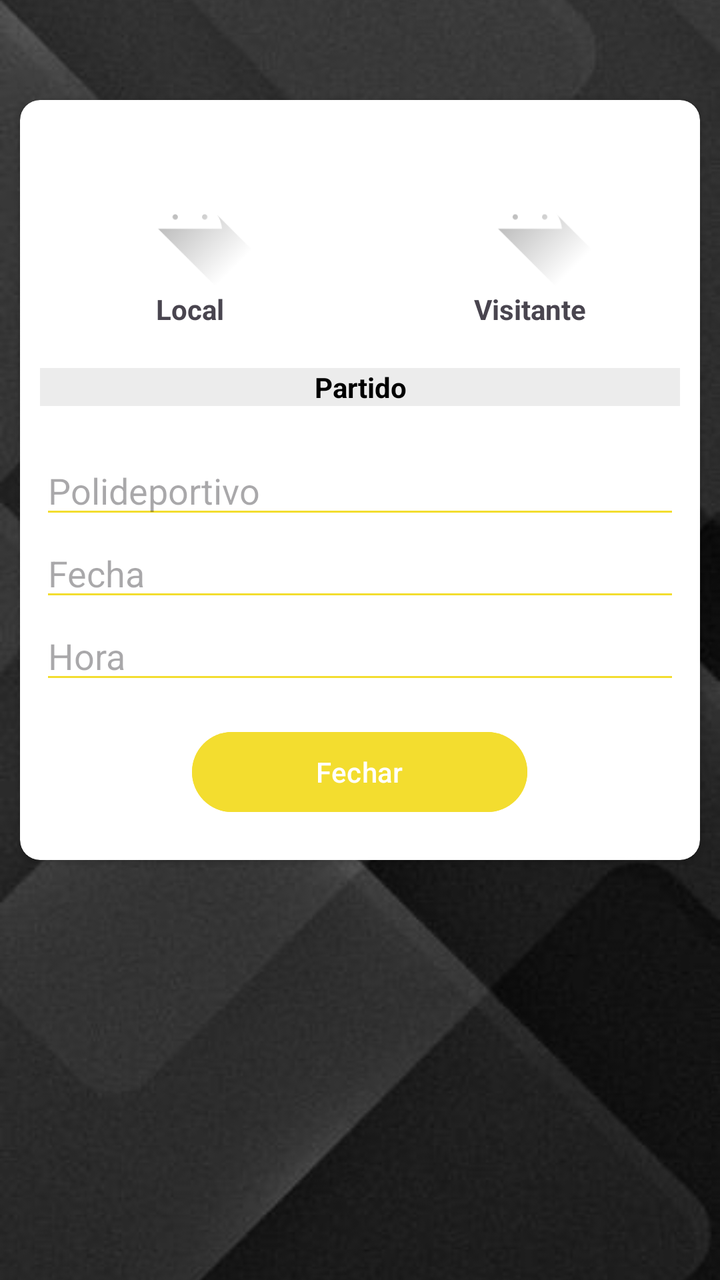
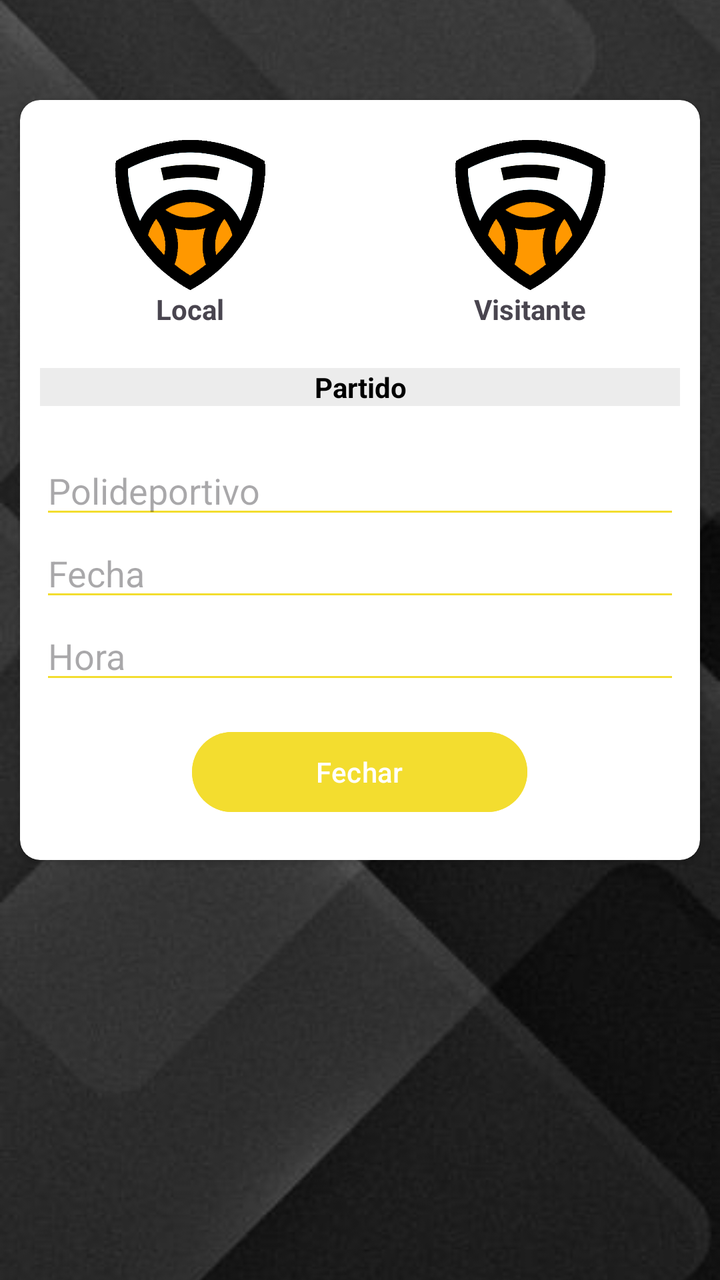

Compare the two renders of this Android layout. The source of the first and the diff that turns it into the second are given below.
<!-- AndroidManifest.xml: application theme Theme.UBB_estadistica -->
<!-- res/layout/fragment_fechar_partido.xml -->
<?xml version="1.0" encoding="utf-8"?>
<androidx.constraintlayout.widget.ConstraintLayout xmlns:android="http://schemas.android.com/apk/res/android"
    xmlns:app="http://schemas.android.com/apk/res-auto"
    xmlns:tools="http://schemas.android.com/tools"
    android:id="@+id/frameLayout"
    android:layout_width="match_parent"
    android:layout_height="match_parent"
    tools:context=".partido.FecharPartidoFragment" >

    <ImageView
        android:id="@+id/imageView2"
        android:layout_width="0dp"
        android:layout_height="0dp"
        android:scaleType="centerCrop"
        android:src="@drawable/fondo_pantalla3"
        app:layout_constraintBottom_toBottomOf="parent"
        app:layout_constraintEnd_toEndOf="parent"
        app:layout_constraintStart_toStartOf="parent"
        app:layout_constraintTop_toTopOf="parent" />

    <ScrollView
        android:layout_width="match_parent"
        android:layout_height="match_parent"
        app:layout_constraintBottom_toBottomOf="parent"
        app:layout_constraintEnd_toEndOf="parent"
        app:layout_constraintStart_toStartOf="parent"
        app:layout_constraintTop_toTopOf="parent">

        <androidx.constraintlayout.widget.ConstraintLayout
            android:layout_width="match_parent"
            android:layout_height="wrap_content">

            <androidx.constraintlayout.widget.ConstraintLayout
                android:layout_width="match_parent"
                android:layout_height="match_parent"
                app:layout_constraintBottom_toBottomOf="parent"
                app:layout_constraintEnd_toEndOf="parent"
                app:layout_constraintStart_toStartOf="parent"
                app:layout_constraintTop_toTopOf="parent">

                <androidx.cardview.widget.CardView
                    android:layout_width="match_parent"
                    android:layout_height="wrap_content"
                    android:layout_marginStart="10dp"
                    android:layout_marginTop="50dp"
                    android:layout_marginEnd="10dp"
                    android:layout_marginBottom="50dp"
                    app:cardCornerRadius="10sp"
                    app:layout_constraintBottom_toBottomOf="parent"
                    app:layout_constraintEnd_toEndOf="parent"
                    app:layout_constraintStart_toStartOf="parent"
                    app:layout_constraintTop_toTopOf="parent">

                    <LinearLayout
                        android:layout_width="match_parent"
                        android:layout_height="match_parent"
                        android:layout_marginLeft="10sp"
                        android:layout_marginTop="20sp"
                        android:layout_marginRight="10sp"
                        android:layout_marginBottom="20sp"
                        android:orientation="vertical">

                        <LinearLayout
                            android:layout_width="match_parent"
                            android:layout_height="match_parent"
                            android:layout_marginBottom="20sp"
                            android:orientation="horizontal">

                            <LinearLayout
                                android:layout_width="75dp"
                                android:layout_height="wrap_content"
                                android:layout_marginRight="10sp"
                                android:layout_weight="1"
                                android:orientation="vertical">

                                <ImageView
                                    android:id="@+id/imageEELocal"
                                    android:layout_width="match_parent"
                                    android:layout_height="75dp"
                                    android:src="@drawable/ic_launcher_foreground" />

                                <TextView
                                    android:id="@+id/txtEENombreLocal"
                                    android:layout_width="match_parent"
                                    android:layout_height="wrap_content"
                                    android:text="Local"
                                    android:textAlignment="center"
                                    android:textStyle="bold" />
                            </LinearLayout>

                            <LinearLayout
                                android:layout_width="75dp"
                                android:layout_height="wrap_content"
                                android:layout_marginLeft="10sp"
                                android:layout_weight="1"
                                android:orientation="vertical">

                                <ImageView
                                    android:id="@+id/imageEEVisitante"
                                    android:layout_width="match_parent"
                                    android:layout_height="75dp"
                                    android:src="@drawable/ic_launcher_foreground" />

                                <TextView
                                    android:id="@+id/txtEENombreVisitante"
                                    android:layout_width="match_parent"
                                    android:layout_height="wrap_content"
                                    android:text="Visitante"
                                    android:textAlignment="center"
                                    android:textStyle="bold" />
                            </LinearLayout>

                        </LinearLayout>

                        <TextView
                            android:id="@+id/txtEEJornada"
                            android:layout_width="match_parent"
                            android:layout_height="wrap_content"
                            android:layout_marginBottom="20sp"
                            android:background="#ECECEC"
                            android:text="Partido"
                            android:textAlignment="center"
                            android:textColor="@color/black"
                            android:textStyle="bold" />

                        <EditText
                            android:id="@+id/txtEEPolideportivo"
                            android:layout_width="match_parent"
                            android:layout_height="wrap_content"
                            android:backgroundTint="@color/yellow_logo"
                            android:ems="10"
                            android:hint="Polideportivo"
                            android:inputType="textPersonName" />

                        <EditText
                            android:id="@+id/txtEEFecha"
                            android:layout_width="match_parent"
                            android:layout_height="wrap_content"
                            android:backgroundTint="@color/yellow_logo"
                            android:ems="10"
                            android:hint="Fecha"
                            android:inputType="date" />

                        <EditText
                            android:id="@+id/txtEEHora"
                            android:layout_width="match_parent"
                            android:layout_height="wrap_content"
                            android:backgroundTint="@color/yellow_logo"
                            android:ems="10"
                            android:hint="Hora"
                            android:inputType="time" />

                        <LinearLayout
                            android:layout_width="match_parent"
                            android:layout_height="match_parent"
                            android:layout_marginTop="15sp"
                            android:orientation="horizontal">

                            <Space
                                android:layout_width="wrap_content"
                                android:layout_height="wrap_content"
                                android:layout_weight="1" />

                            <Button
                                android:id="@+id/btnFPartido"
                                android:layout_width="wrap_content"
                                android:layout_height="wrap_content"
                                android:layout_weight="1"
                                android:backgroundTint="@color/yellow_logo"
                                android:text="Fechar"
                                app:cornerRadius="30dp" />

                            <Space
                                android:layout_width="wrap_content"
                                android:layout_height="wrap_content"
                                android:layout_weight="1" />
                        </LinearLayout>

                    </LinearLayout>

                </androidx.cardview.widget.CardView>
            </androidx.constraintlayout.widget.ConstraintLayout>
        </androidx.constraintlayout.widget.ConstraintLayout>
    </ScrollView>
</androidx.constraintlayout.widget.ConstraintLayout>
<!-- resources referenced by this layout -->
<resources>
  <color name="black">#FF000000</color>
  <color name="yellow_logo">#F3DD2F</color>
  <!-- drawable fondo_pantalla3: jpg bitmap (drawable, 18674 bytes) -->
  <!-- drawable ic_launcher_foreground (drawable) -->
  <vector xmlns:android="http://schemas.android.com/apk/res/android"
      xmlns:aapt="http://schemas.android.com/aapt"
      android:width="108dp"
      android:height="108dp"
      android:viewportWidth="108"
      android:viewportHeight="108">
      <path android:pathData="M31,63.928c0,0 6.4,-11 12.1,-13.1c7.2,-2.6 26,-1.4 26,-1.4l38.1,38.1L107,108.928l-32,-1L31,63.928z">
          <aapt:attr name="android:fillColor">
              <gradient
                  android:endX="85.84757"
                  android:endY="92.4963"
                  android:startX="42.9492"
                  android:startY="49.59793"
                  android:type="linear">
                  <item
                      android:color="#44000000"
                      android:offset="0.0" />
                  <item
                      android:color="#00000000"
                      android:offset="1.0" />
              </gradient>
          </aapt:attr>
      </path>
      <path
          android:fillColor="#FFFFFF"
          android:fillType="nonZero"
          android:pathData="M65.3,45.828l3.8,-6.6c0.2,-0.4 0.1,-0.9 -0.3,-1.1c-0.4,-0.2 -0.9,-0.1 -1.1,0.3l-3.9,6.7c-6.3,-2.8 -13.4,-2.8 -19.7,0l-3.9,-6.7c-0.2,-0.4 -0.7,-0.5 -1.1,-0.3C38.8,38.328 38.7,38.828 38.9,39.228l3.8,6.6C36.2,49.428 31.7,56.028 31,63.928h46C76.3,56.028 71.8,49.428 65.3,45.828zM43.4,57.328c-0.8,0 -1.5,-0.5 -1.8,-1.2c-0.3,-0.7 -0.1,-1.5 0.4,-2.1c0.5,-0.5 1.4,-0.7 2.1,-0.4c0.7,0.3 1.2,1 1.2,1.8C45.3,56.528 44.5,57.328 43.4,57.328L43.4,57.328zM64.6,57.328c-0.8,0 -1.5,-0.5 -1.8,-1.2s-0.1,-1.5 0.4,-2.1c0.5,-0.5 1.4,-0.7 2.1,-0.4c0.7,0.3 1.2,1 1.2,1.8C66.5,56.528 65.6,57.328 64.6,57.328L64.6,57.328z"
          android:strokeWidth="1"
          android:strokeColor="#00000000" />
  </vector>
  <style name="Theme.UBB_estadistica" parent="Theme.MaterialComponents.DayNight.DarkActionBar">
          
          <item name="colorPrimary">@color/yellow_logo_500</item>
          <item name="colorPrimaryDark">@color/yellow_logo_700</item>
          <item name="colorAccent">@color/yellow_logo</item>
  
          <item name="colorPrimaryVariant">@color/yellow_logo_700</item>
          <item name="colorOnPrimary">@color/white</item>
          
          <item name="colorSecondary">@color/teal_200</item>
          <item name="colorSecondaryVariant">@color/teal_700</item>
          <item name="colorOnSecondary">@color/black</item>
          
          <item name="android:statusBarColor">@color/yellow_logo_700</item>
          
      </style>
  <color name="yellow_logo_500">#FFEB3B</color>
  <color name="yellow_logo_700">#FBC02D</color>
  <color name="white">#FFFFFFFF</color>
  <color name="teal_200">#FF03DAC5</color>
  <color name="teal_700">#FF018786</color>
</resources>

<!-- the commit's change to res/layout/fragment_fechar_partido.xml (unified diff, before → after) -->
@@ -77,7 +77,7 @@
                                     android:id="@+id/imageEELocal"
                                     android:layout_width="match_parent"
                                     android:layout_height="75dp"
-                                    android:src="@drawable/ic_launcher_foreground" />
+                                    android:src="@drawable/escudopredeterminado" />
 
                                 <TextView
                                     android:id="@+id/txtEENombreLocal"
@@ -99,7 +99,7 @@
                                     android:id="@+id/imageEEVisitante"
                                     android:layout_width="match_parent"
                                     android:layout_height="75dp"
-                                    android:src="@drawable/ic_launcher_foreground" />
+                                    android:src="@drawable/escudopredeterminado" />
 
                                 <TextView
                                     android:id="@+id/txtEENombreVisitante"
<!-- resource entries referenced after the edit -->
@@ -2,38 +2,8 @@
 <resources>
   <color name="black">#FF000000</color>
   <color name="yellow_logo">#F3DD2F</color>
+  <!-- drawable escudopredeterminado: png bitmap (drawable, 17382 bytes) -->
   <!-- drawable fondo_pantalla3: jpg bitmap (drawable, 18674 bytes) -->
-  <!-- drawable ic_launcher_foreground (drawable) -->
-  <vector xmlns:android="http://schemas.android.com/apk/res/android"
-      xmlns:aapt="http://schemas.android.com/aapt"
-      android:width="108dp"
-      android:height="108dp"
-      android:viewportWidth="108"
-      android:viewportHeight="108">
-      <path android:pathData="M31,63.928c0,0 6.4,-11 12.1,-13.1c7.2,-2.6 26,-1.4 26,-1.4l38.1,38.1L107,108.928l-32,-1L31,63.928z">
-          <aapt:attr name="android:fillColor">
-              <gradient
-                  android:endX="85.84757"
-                  android:endY="92.4963"
-                  android:startX="42.9492"
-                  android:startY="49.59793"
-                  android:type="linear">
-                  <item
-                      android:color="#44000000"
-                      android:offset="0.0" />
-                  <item
-                      android:color="#00000000"
-                      android:offset="1.0" />
-              </gradient>
-          </aapt:attr>
-      </path>
-      <path
-          android:fillColor="#FFFFFF"
-          android:fillType="nonZero"
-          android:pathData="M65.3,45.828l3.8,-6.6c0.2,-0.4 0.1,-0.9 -0.3,-1.1c-0.4,-0.2 -0.9,-0.1 -1.1,0.3l-3.9,6.7c-6.3,-2.8 -13.4,-2.8 -19.7,0l-3.9,-6.7c-0.2,-0.4 -0.7,-0.5 -1.1,-0.3C38.8,38.328 38.7,38.828 38.9,39.228l3.8,6.6C36.2,49.428 31.7,56.028 31,63.928h46C76.3,56.028 71.8,49.428 65.3,45.828zM43.4,57.328c-0.8,0 -1.5,-0.5 -1.8,-1.2c-0.3,-0.7 -0.1,-1.5 0.4,-2.1c0.5,-0.5 1.4,-0.7 2.1,-0.4c0.7,0.3 1.2,1 1.2,1.8C45.3,56.528 44.5,57.328 43.4,57.328L43.4,57.328zM64.6,57.328c-0.8,0 -1.5,-0.5 -1.8,-1.2s-0.1,-1.5 0.4,-2.1c0.5,-0.5 1.4,-0.7 2.1,-0.4c0.7,0.3 1.2,1 1.2,1.8C66.5,56.528 65.6,57.328 64.6,57.328L64.6,57.328z"
-          android:strokeWidth="1"
-          android:strokeColor="#00000000" />
-  </vector>
   <style name="Theme.UBB_estadistica" parent="Theme.MaterialComponents.DayNight.DarkActionBar">
           
           <item name="colorPrimary">@color/yellow_logo_500</item>
